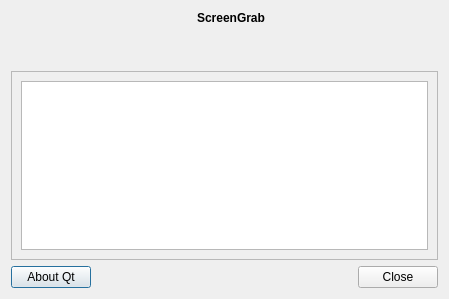
Above: src/ui/aboutwidget.ui from lxqt/screengrab before the change. Below: the same form after it.
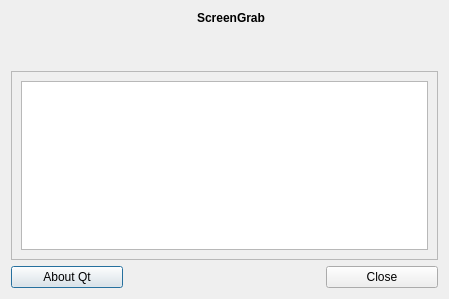
That is the form after the change. Icons and pictures are not drawn.

Commit message: Set minimal button size of uis to 112 px

The edit to the form file:
```diff
--- a/src/ui/aboutwidget.ui
+++ b/src/ui/aboutwidget.ui
@@ -118,6 +118,12 @@
     <layout class="QHBoxLayout" name="horizontalLayout_2">
      <item>
       <widget class="QPushButton" name="butAboutQt">
+       <property name="minimumSize">
+        <size>
+         <width>112</width>
+         <height>0</height>
+        </size>
+       </property>
        <property name="text">
         <string>About Qt</string>
        </property>
@@ -138,6 +144,12 @@
      </item>
      <item>
       <widget class="QPushButton" name="butClose">
+       <property name="minimumSize">
+        <size>
+         <width>112</width>
+         <height>0</height>
+        </size>
+       </property>
        <property name="text">
         <string>Close</string>
        </property>
```
Left out of the diff: 3 changed lines with no effect on the pictures. The commit also changes 3 other files.
